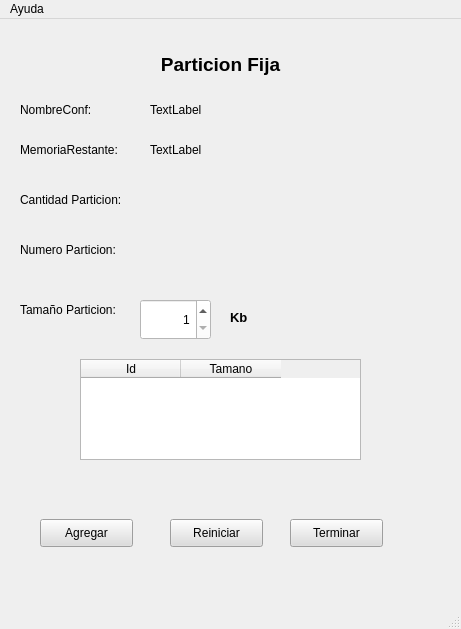
Old version of the form apps/ui/particionFija.ui in the repository AlejandroFNadal/SistOp2019.
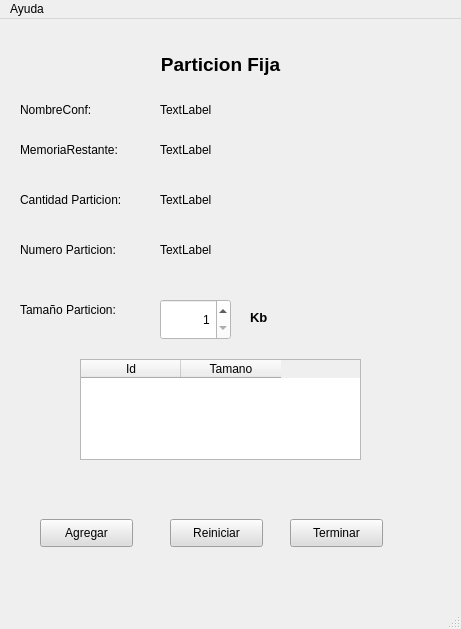
New version of the form.

Commit message: actualizacion particiones fijas

```diff
--- a/apps/ui/particionFija.ui
+++ b/apps/ui/particionFija.ui
@@ -64,7 +64,7 @@
      <rect>
       <x>20</x>
       <y>110</y>
-      <width>111</width>
+      <width>131</width>
       <height>41</height>
      </rect>
     </property>
@@ -77,7 +77,7 @@
      <rect>
       <x>20</x>
       <y>270</y>
-      <width>111</width>
+      <width>131</width>
       <height>41</height>
      </rect>
     </property>
@@ -127,7 +127,7 @@
    <widget class="QSpinBox" name="sB_tamParticion">
     <property name="geometry">
      <rect>
-      <x>140</x>
+      <x>160</x>
       <y>280</y>
       <width>71</width>
       <height>41</height>
@@ -149,7 +149,7 @@
    <widget class="QLabel" name="label_NombreConf">
     <property name="geometry">
      <rect>
-      <x>150</x>
+      <x>160</x>
       <y>80</y>
       <width>141</width>
       <height>21</height>
@@ -162,7 +162,7 @@
    <widget class="QLabel" name="label_MemoriaRes">
     <property name="geometry">
      <rect>
-      <x>150</x>
+      <x>160</x>
       <y>120</y>
       <width>141</width>
       <height>21</height>
@@ -177,7 +177,7 @@
      <rect>
       <x>20</x>
       <y>160</y>
-      <width>111</width>
+      <width>131</width>
       <height>41</height>
      </rect>
     </property>
@@ -190,7 +190,7 @@
      <rect>
       <x>20</x>
       <y>210</y>
-      <width>111</width>
+      <width>131</width>
       <height>41</height>
      </rect>
     </property>
@@ -224,7 +224,7 @@
    <widget class="QLabel" name="label_5">
     <property name="geometry">
      <rect>
-      <x>230</x>
+      <x>250</x>
       <y>290</y>
       <width>31</width>
       <height>16</height>
@@ -241,6 +241,32 @@
      <string>Kb</string>
     </property>
    </widget>
+   <widget class="QLabel" name="label_cantPart">
+    <property name="geometry">
+     <rect>
+      <x>160</x>
+      <y>170</y>
+      <width>141</width>
+      <height>21</height>
+     </rect>
+    </property>
+    <property name="text">
+     <string>TextLabel</string>
+    </property>
+   </widget>
+   <widget class="QLabel" name="label_numPart">
+    <property name="geometry">
+     <rect>
+      <x>160</x>
+      <y>220</y>
+      <width>141</width>
+      <height>21</height>
+     </rect>
+    </property>
+    <property name="text">
+     <string>TextLabel</string>
+    </property>
+   </widget>
   </widget>
   <widget class="QStatusBar" name="statusbar"/>
   <widget class="QMenuBar" name="menuBar">
```
Left out of the diff: 2 changed lines with no effect on the pictures. The commit also changes 2 other files.
